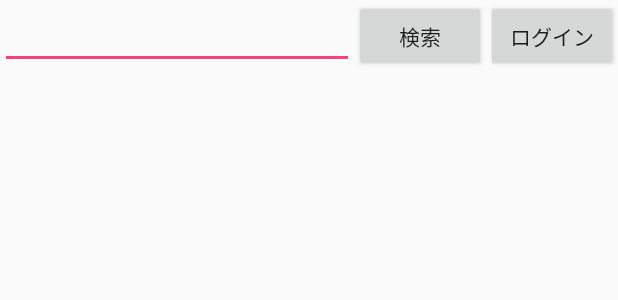
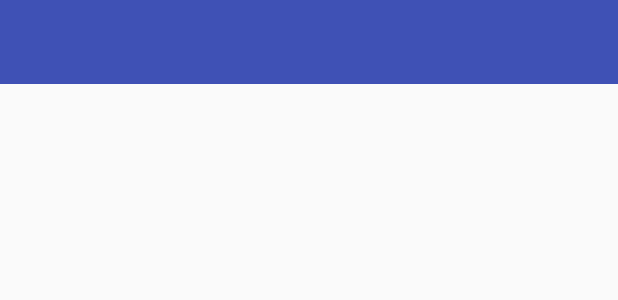
Before and after one commit to mizukami2005/StockQiita, an Android app: the layout activity_main.xml on its own in the app's theme, with its tools: preview values and no code run, on a phone screen of 412 x 824 dp. Shown: the top 300 px of the screen. Run offline under Robolectric (Android 15) with nearby library versions, the phone set to English and light mode, and no system bars.

Commit message:
:pencil2: レイアウト変更

```diff
--- a/app/src/main/res/layout/activity_main.xml
+++ b/app/src/main/res/layout/activity_main.xml
@@ -1,52 +1,87 @@
 <?xml version="1.0" encoding="utf-8"?>
-<LinearLayout xmlns:android="http://schemas.android.com/apk/res/android"
+<RelativeLayout xmlns:android="http://schemas.android.com/apk/res/android"
               xmlns:tools="http://schemas.android.com/tools"
+              xmlns:app="http://schemas.android.com/apk/res-auto"
               android:id="@+id/activity_main"
               android:layout_width="match_parent"
               android:layout_height="match_parent"
               android:orientation="vertical"
               tools:context="com.example.mizukamitakamasa.qiitaclient.MainActivity">
 
-    <LinearLayout
+    <!-- ToolBar -->
+    <android.support.v7.widget.Toolbar
+        android:id="@+id/toolbar"
         android:layout_width="match_parent"
         android:layout_height="wrap_content"
-        android:gravity="bottom"
-        android:orientation="horizontal">
+        android:background="@color/colorPrimary" />
 
-        <EditText
-            android:id="@+id/query_edit_text"
-            android:layout_width="0dp"
-            android:layout_height="wrap_content"
-            android:layout_weight="1"/>
+    <!--<LinearLayout-->
+        <!--android:layout_width="match_parent"-->
+        <!--android:layout_height="wrap_content"-->
+        <!--android:gravity="bottom"-->
+        <!--android:orientation="horizontal">-->
 
-        <Button
-            android:id="@+id/search_button"
-            android:layout_width="wrap_content"
-            android:layout_height="wrap_content"
-            android:text="検索"/>
+        <!--<EditText-->
+            <!--android:id="@+id/query_edit_text"-->
+            <!--android:layout_width="0dp"-->
+            <!--android:layout_height="wrap_content"-->
+            <!--android:layout_weight="1"/>-->
 
-        <Button
-            android:id="@+id/login_button"
-            android:layout_width="wrap_content"
-            android:layout_height="wrap_content"
-            android:text="ログイン"/>
-    </LinearLayout>
+        <!--<Button-->
+            <!--android:id="@+id/search_button"-->
+            <!--android:layout_width="wrap_content"-->
+            <!--android:layout_height="wrap_content"-->
+            <!--android:background="@color/colorPrimary"-->
+            <!--android:text="検索"/>-->
 
-    <FrameLayout
+        <!--<Button-->
+            <!--android:id="@+id/login_button"-->
+            <!--android:layout_width="wrap_content"-->
+            <!--android:layout_height="wrap_content"-->
+            <!--android:background="@color/colorAccent"-->
+            <!--android:text="ログイン"/>-->
+    <!--</LinearLayout>-->
+
+    <android.support.design.widget.TabLayout
+        android:id="@+id/tabs"
+        android:layout_height="36dp"
+        app:tabMaxWidth="0dp"
         android:layout_width="match_parent"
-        android:layout_height="0dp"
-        android:layout_weight="1">
+        android:layout_below="@+id/toolbar"/>
 
-        <ListView
-            android:id="@+id/list_view"
-            android:layout_width="match_parent"
-            android:layout_height="match_parent"></ListView>
+    <android.support.v4.view.ViewPager
+        android:id="@+id/pager"
+        android:layout_width="match_parent"
+        android:layout_height="match_parent"
+        android:layout_below="@+id/tabs"
+        android:layout_above="@+id/bottom_tab_layout"/>
 
-        <ProgressBar
-            android:id="@+id/progress_bar"
-            android:layout_width="wrap_content"
-            android:layout_height="wrap_content"
-            android:layout_gravity="center"
-            android:visibility="gone"/>
-    </FrameLayout>
-</LinearLayout>
+    <!--<FrameLayout-->
+        <!--android:layout_width="match_parent"-->
+        <!--android:layout_height="0dp"-->
+        <!--android:layout_weight="1">-->
+
+        <!--<ListView-->
+            <!--android:id="@+id/list_view"-->
+            <!--android:layout_width="match_parent"-->
+            <!--android:layout_height="match_parent"></ListView>-->
+
+        <!--<ProgressBar-->
+            <!--android:id="@+id/progress_bar"-->
+            <!--android:layout_width="wrap_content"-->
+            <!--android:layout_height="wrap_content"-->
+            <!--android:layout_gravity="center"-->
+            <!--android:visibility="gone"/>-->
+    <!--</FrameLayout>-->
+    <android.support.design.widget.TabLayout
+        android:id="@+id/bottom_tab_layout"
+        android:layout_width="match_parent"
+        android:layout_height="wrap_content"
+        android:layout_alignParentBottom="true"/>
+    <!--<android.support.v4.view.ViewPager-->
+        <!--android:id="@+id/bottom_view_pager"-->
+        <!--android:layout_width="match_parent"-->
+        <!--android:layout_height="0dp"-->
+        <!--android:layout_below="@+id/toolbar"-->
+        <!--android:layout_above="@id/bottom_tab_layout"/>-->
+</RelativeLayout>
```
